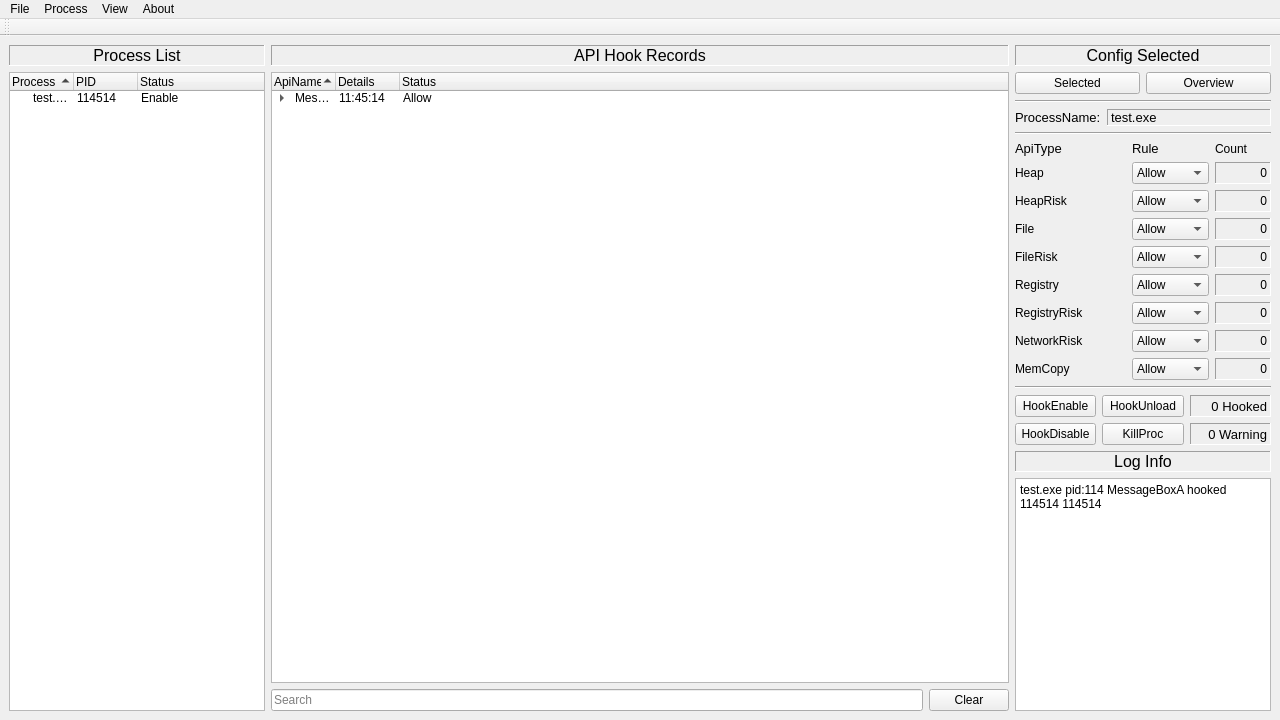
This is EzAPIGuardGUI/uics/MainWindow.ui in noxke/EzAPIGuard as Qt 5 draws it before an edit. The edited form follows.
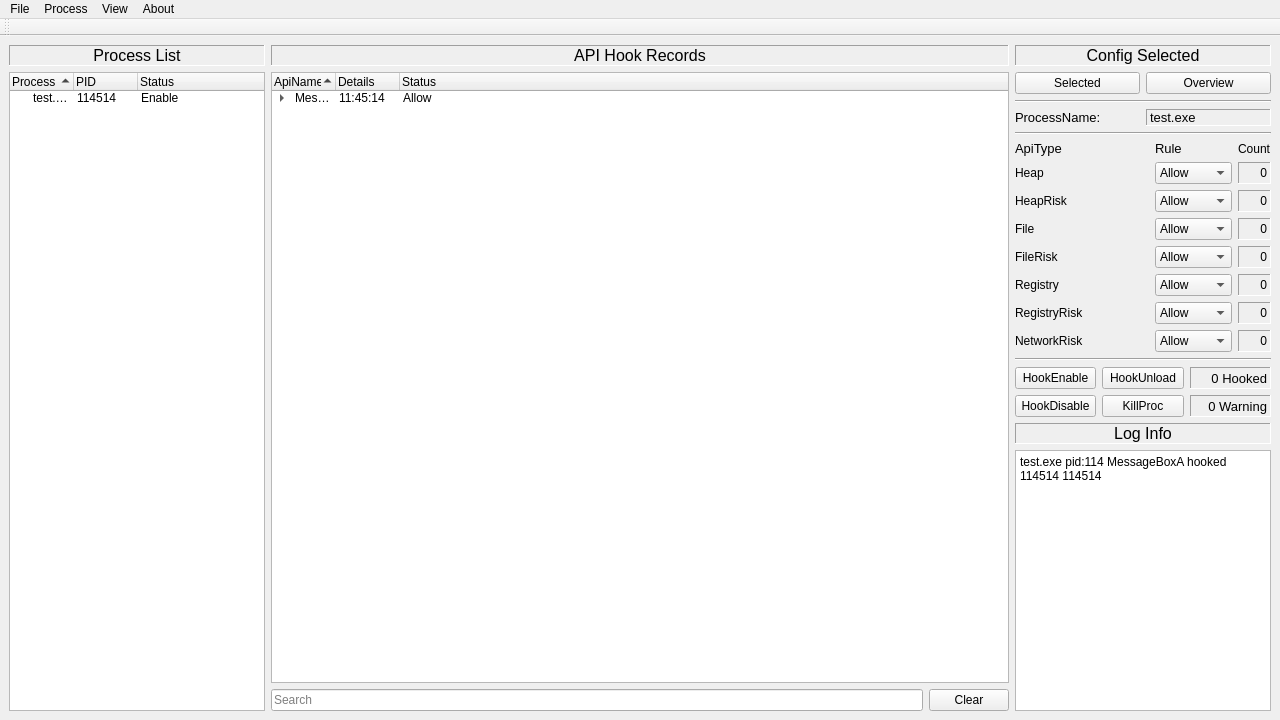
This is the edited form.

Patch:
```diff
--- a/EzAPIGuardGUI/uics/MainWindow.ui
+++ b/EzAPIGuardGUI/uics/MainWindow.ui
@@ -329,7 +329,7 @@
          </widget>
         </item>
         <item>
-         <layout class="QHBoxLayout" name="processNameHorizontalLayout" stretch="0,1">
+         <layout class="QHBoxLayout" name="processNameHorizontalLayout" stretch="1,1">
           <item>
            <widget class="QLabel" name="processNameLabel_">
             <property name="font">
@@ -370,16 +370,11 @@
          </widget>
         </item>
         <item>
-         <layout class="QGridLayout" name="configGridLayout" columnstretch="2,1,1">
-          <item row="0" column="0">
-           <widget class="QLabel" name="apiTypeLabel">
-            <property name="font">
-             <font>
-              <pointsize>10</pointsize>
-             </font>
-            </property>
+         <layout class="QGridLayout" name="configGridLayout" columnstretch="2,0,0">
+          <item row="8" column="0">
+           <widget class="QLabel" name="networkRiskLabel">
             <property name="text">
-             <string>ApiType</string>
+             <string>NetworkRisk</string>
             </property>
            </widget>
           </item>
@@ -390,6 +385,18 @@
             </property>
            </widget>
           </item>
+          <item row="0" column="0">
+           <widget class="QLabel" name="apiTypeLabel">
+            <property name="font">
+             <font>
+              <pointsize>10</pointsize>
+             </font>
+            </property>
+            <property name="text">
+             <string>ApiType</string>
+            </property>
+           </widget>
+          </item>
           <item row="6" column="0">
            <widget class="QLabel" name="registryLabel">
             <property name="text">
@@ -397,34 +404,6 @@
             </property>
            </widget>
           </item>
-          <item row="8" column="0">
-           <widget class="QLabel" name="networkRiskLabel">
-            <property name="text">
-             <string>NetworkRisk</string>
-            </property>
-           </widget>
-          </item>
-          <item row="2" column="0">
-           <widget class="QLabel" name="heapLabel">
-            <property name="text">
-             <string>Heap</string>
-            </property>
-           </widget>
-          </item>
-          <item row="9" column="0">
-           <widget class="QLabel" name="memCopyLabel">
-            <property name="text">
-             <string>MemCopy</string>
-            </property>
-           </widget>
-          </item>
-          <item row="3" column="0">
-           <widget class="QLabel" name="heapRiskLabel">
-            <property name="text">
-             <string>HeapRisk</string>
-            </property>
-           </widget>
-          </item>
           <item row="4" column="0">
            <widget class="QLabel" name="fileLabel">
             <property name="text">
@@ -439,8 +418,22 @@
             </property>
            </widget>
           </item>
-          <item row="9" column="1">
-           <widget class="QComboBox" name="memCopyRule">
+          <item row="3" column="0">
+           <widget class="QLabel" name="heapRiskLabel">
+            <property name="text">
+             <string>HeapRisk</string>
+            </property>
+           </widget>
+          </item>
+          <item row="2" column="0">
+           <widget class="QLabel" name="heapLabel">
+            <property name="text">
+             <string>Heap</string>
+            </property>
+           </widget>
+          </item>
+          <item row="6" column="1">
+           <widget class="QComboBox" name="registryRule">
             <item>
              <property name="text">
               <string>Allow</string>
@@ -477,6 +470,25 @@
             </item>
            </widget>
           </item>
+          <item row="2" column="1">
+           <widget class="QComboBox" name="heapRule">
+            <item>
+             <property name="text">
+              <string>Allow</string>
+             </property>
+            </item>
+            <item>
+             <property name="text">
+              <string>Reject</string>
+             </property>
+            </item>
+            <item>
+             <property name="text">
+              <string>Request</string>
+             </property>
+            </item>
+           </widget>
+          </item>
           <item row="8" column="1">
            <widget class="QComboBox" name="networkRiskRule">
             <item>
@@ -496,82 +508,6 @@
             </item>
            </widget>
           </item>
-          <item row="6" column="1">
-           <widget class="QComboBox" name="registryRule">
-            <item>
-             <property name="text">
-              <string>Allow</string>
-             </property>
-            </item>
-            <item>
-             <property name="text">
-              <string>Reject</string>
-             </property>
-            </item>
-            <item>
-             <property name="text">
-              <string>Request</string>
-             </property>
-            </item>
-           </widget>
-          </item>
-          <item row="2" column="1">
-           <widget class="QComboBox" name="heapRule">
-            <item>
-             <property name="text">
-              <string>Allow</string>
-             </property>
-            </item>
-            <item>
-             <property name="text">
-              <string>Reject</string>
-             </property>
-            </item>
-            <item>
-             <property name="text">
-              <string>Request</string>
-             </property>
-            </item>
-           </widget>
-          </item>
-          <item row="3" column="1">
-           <widget class="QComboBox" name="heapRiskRule">
-            <item>
-             <property name="text">
-              <string>Allow</string>
-             </property>
-            </item>
-            <item>
-             <property name="text">
-              <string>Reject</string>
-             </property>
-            </item>
-            <item>
-             <property name="text">
-              <string>Request</string>
-             </property>
-            </item>
-           </widget>
-          </item>
-          <item row="4" column="1">
-           <widget class="QComboBox" name="fileRule">
-            <item>
-             <property name="text">
-              <string>Allow</string>
-             </property>
-            </item>
-            <item>
-             <property name="text">
-              <string>Reject</string>
-             </property>
-            </item>
-            <item>
-             <property name="text">
-              <string>Request</string>
-             </property>
-            </item>
-           </widget>
-          </item>
           <item row="5" column="1">
            <widget class="QComboBox" name="fileRiskRule">
             <item>
@@ -603,6 +539,25 @@
             </property>
            </widget>
           </item>
+          <item row="3" column="1">
+           <widget class="QComboBox" name="heapRiskRule">
+            <item>
+             <property name="text">
+              <string>Allow</string>
+             </property>
+            </item>
+            <item>
+             <property name="text">
+              <string>Reject</string>
+             </property>
+            </item>
+            <item>
+             <property name="text">
+              <string>Request</string>
+             </property>
+            </item>
+           </widget>
+          </item>
           <item row="0" column="2">
            <widget class="QLabel" name="countLabel">
             <property name="text">
@@ -610,8 +565,27 @@
             </property>
            </widget>
           </item>
-          <item row="2" column="2">
-           <widget class="QLabel" name="heapCnt">
+          <item row="4" column="1">
+           <widget class="QComboBox" name="fileRule">
+            <item>
+             <property name="text">
+              <string>Allow</string>
+             </property>
+            </item>
+            <item>
+             <property name="text">
+              <string>Reject</string>
+             </property>
+            </item>
+            <item>
+             <property name="text">
+              <string>Request</string>
+             </property>
+            </item>
+           </widget>
+          </item>
+          <item row="4" column="2">
+           <widget class="QLabel" name="fileCnt">
             <property name="frameShape">
              <enum>QFrame::Panel</enum>
             </property>
@@ -645,24 +619,8 @@
             </property>
            </widget>
           </item>
-          <item row="4" column="2">
-           <widget class="QLabel" name="fileCnt">
-            <property name="frameShape">
-             <enum>QFrame::Panel</enum>
-            </property>
-            <property name="frameShadow">
-             <enum>QFrame::Sunken</enum>
-            </property>
-            <property name="text">
-             <string>0</string>
-            </property>
-            <property name="alignment">
-             <set>Qt::AlignRight|Qt::AlignTrailing|Qt::AlignVCenter</set>
-            </property>
-           </widget>
-          </item>
-          <item row="5" column="2">
-           <widget class="QLabel" name="fileRiskCnt">
+          <item row="2" column="2">
+           <widget class="QLabel" name="heapCnt">
             <property name="frameShape">
              <enum>QFrame::Panel</enum>
             </property>
@@ -693,8 +651,8 @@
             </property>
            </widget>
           </item>
-          <item row="7" column="2">
-           <widget class="QLabel" name="registryRiskCnt">
+          <item row="5" column="2">
+           <widget class="QLabel" name="fileRiskCnt">
             <property name="frameShape">
              <enum>QFrame::Panel</enum>
             </property>
@@ -725,8 +683,8 @@
             </property>
            </widget>
           </item>
-          <item row="9" column="2">
-           <widget class="QLabel" name="memCopyCnt">
+          <item row="7" column="2">
+           <widget class="QLabel" name="registryRiskCnt">
             <property name="frameShape">
              <enum>QFrame::Panel</enum>
             </property>
```
Left out of the diff: 23 changed lines with no effect on the pictures.
